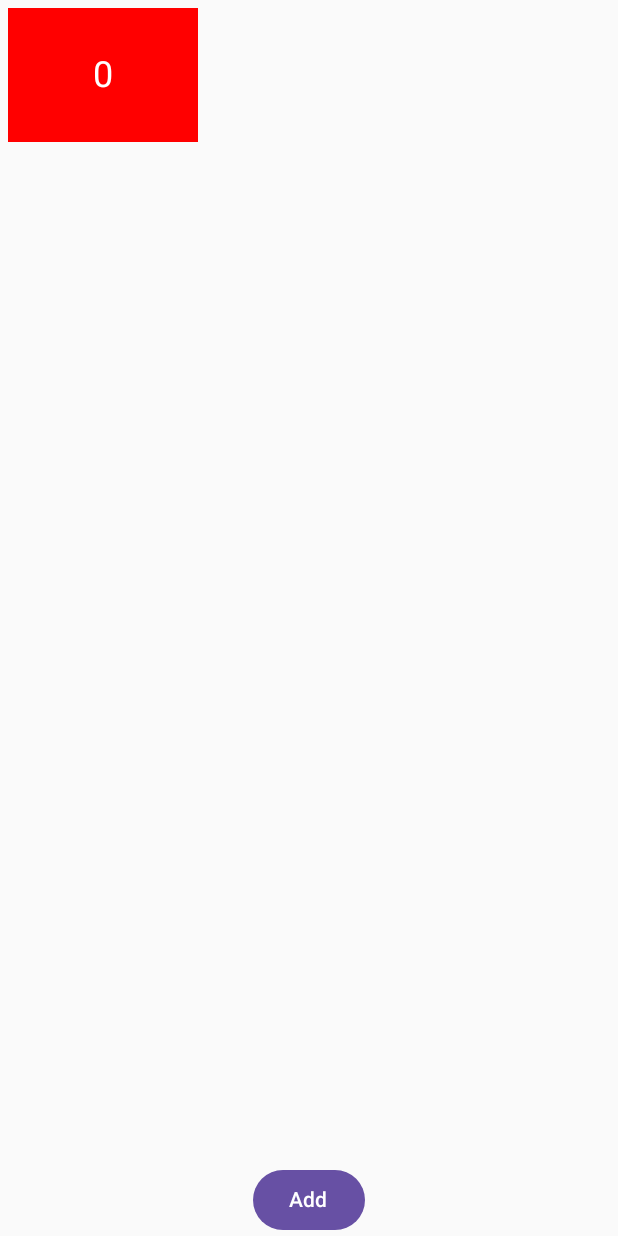
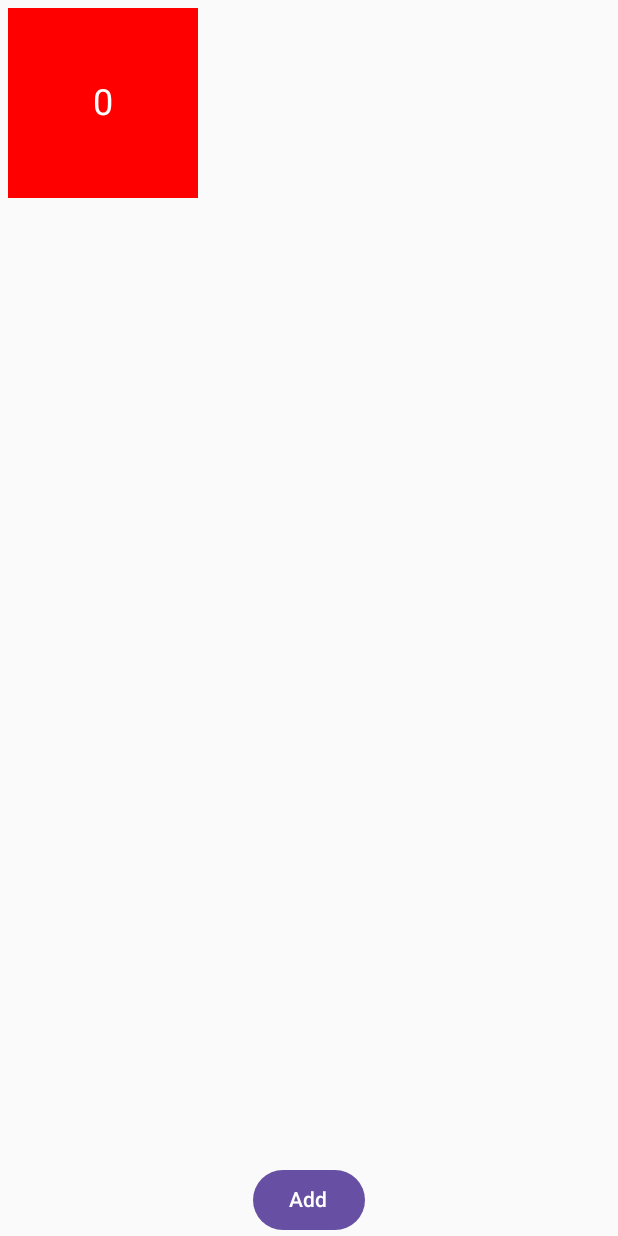
Before and after one commit to WALHAY/AndroidVK, an Android app built with Jetpack Compose: the screen it shows after launch (MainActivity), after a tap on "Add", on a phone screen of 412 x 824 dp. Run offline under Robolectric (Android 15) with nearby library versions, the phone set to English and light mode, and no system bars.

Commit message:
Remove not used imports Make squares instead of rects

```diff
--- a/app/src/main/java/com/walhay/dz1/NumberTable.kt
+++ b/app/src/main/java/com/walhay/dz1/NumberTable.kt
@@ -4,9 +4,9 @@ import android.content.res.Configuration
 import androidx.compose.foundation.background
 import androidx.compose.foundation.layout.Box
 import androidx.compose.foundation.layout.Column
+import androidx.compose.foundation.layout.aspectRatio
 import androidx.compose.foundation.layout.fillMaxSize
 import androidx.compose.foundation.layout.padding
-import androidx.compose.foundation.layout.size
 import androidx.compose.foundation.lazy.grid.GridCells
 import androidx.compose.foundation.lazy.grid.LazyVerticalGrid
 import androidx.compose.material3.Button
@@ -20,8 +20,6 @@ import androidx.compose.ui.Alignment
 import androidx.compose.ui.Modifier
 import androidx.compose.ui.graphics.Color
 import androidx.compose.ui.platform.LocalConfiguration
-import androidx.compose.ui.text.font.FontStyle
-import androidx.compose.ui.unit.FontScaling
 import androidx.compose.ui.unit.dp
 import androidx.compose.ui.unit.sp
 
@@ -38,7 +36,7 @@ fun NumberTable() {
         ){
             items(state) { index ->
                 Box(
-                    modifier = Modifier.size(100.dp)
+                    modifier = Modifier.aspectRatio(1f)
                         .padding(5.dp)
                         .background(if (index % 2 == 0) Color.Red else Color.Blue)
                 )
```
Also changed, not shown: app/src/main/java/com/walhay/dz1/MainActivity.kt (+0 -9 lines).
